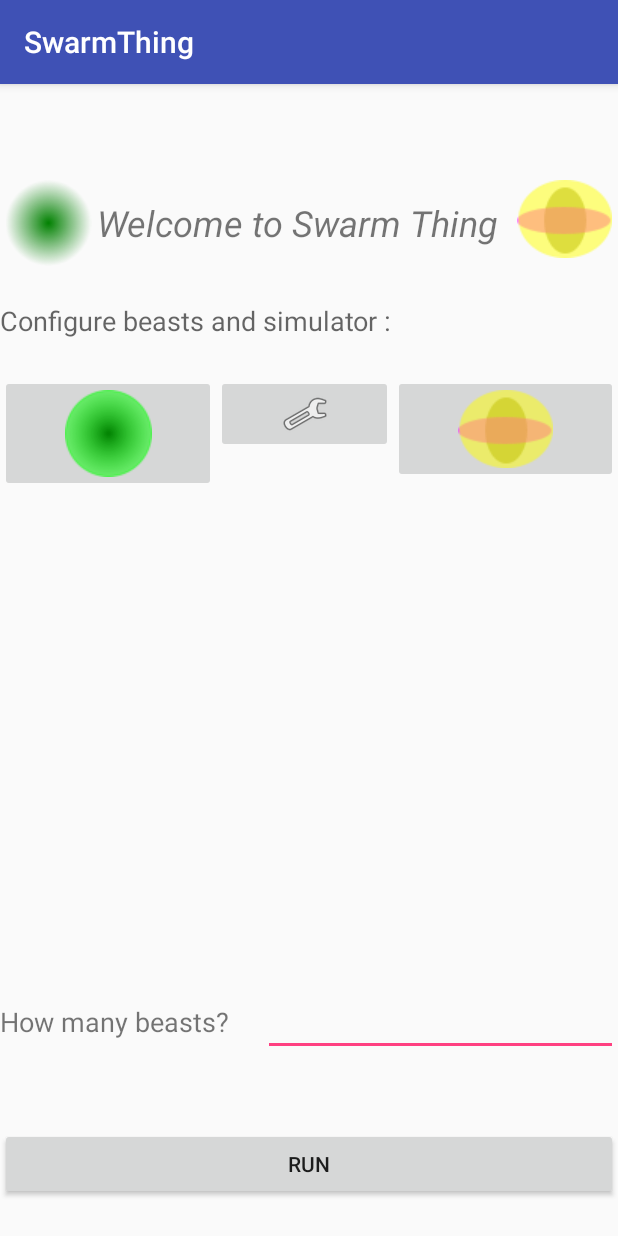
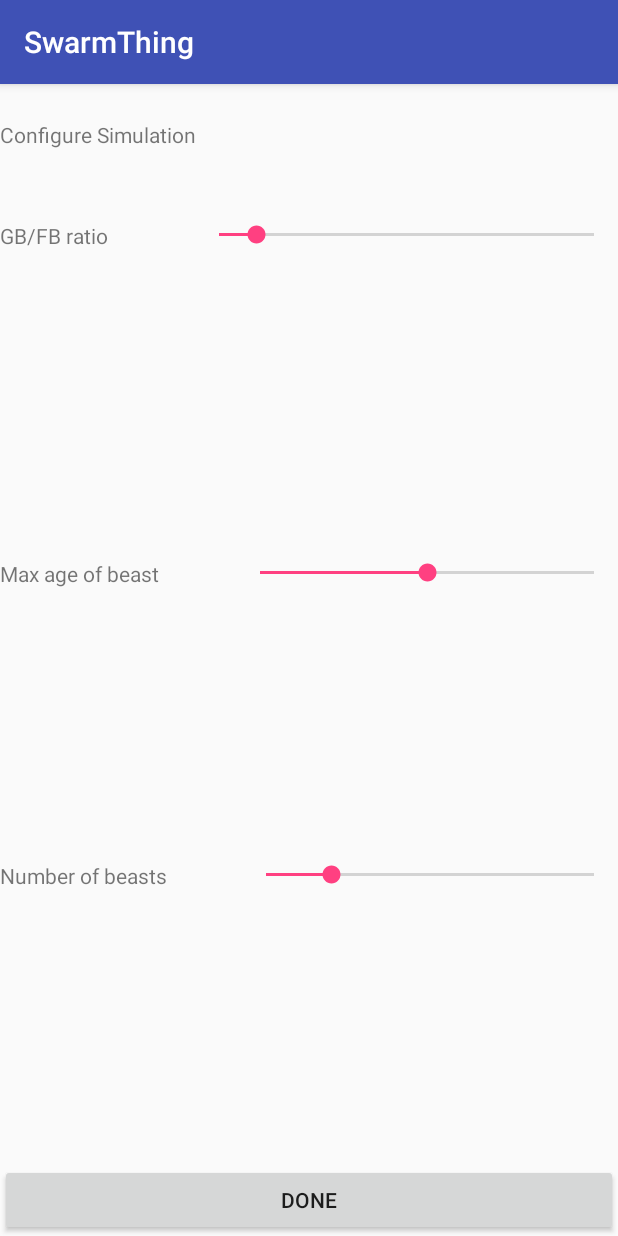
Before and after one commit to gavinB-orange/SwarmThing, an Android app: the screen it shows after launch (MainActivity before the commit, ConfigureOtherActivity after it), after a tap on an icon or button, on a phone screen of 412 x 824 dp. Run offline under Robolectric (Android 15) with nearby library versions, the phone set to English and light mode, and no system bars.

Commit message:
Re-worked configuration activities

```diff
--- a/app/src/main/AndroidManifest.xml
+++ b/app/src/main/AndroidManifest.xml
@@ -21,7 +21,9 @@
             android:name=".SwarmPlaygroundActivity"
             android:screenOrientation="portrait"
             android:theme="@android:style/Theme.NoTitleBar.Fullscreen" />
-        <activity android:name=".ConfigureGrazingBeastActivity"></activity>
+        <activity android:name=".ConfigureGrazingBeastActivity" />
+        <activity android:name=".ConfigureOtherActivity" />
+        <activity android:name=".EndActivity"></activity>
     </application>
 
 </manifest>
--- /dev/null
+++ b/app/src/main/java/com/example/brebner/swarmthing/ConfigureOtherActivity.java
@@ -0,0 +1,85 @@
+package com.example.brebner.swarmthing;
+
+import android.content.Intent;
+import android.content.SharedPreferences;
+import android.preference.PreferenceManager;
+import android.support.v7.app.AppCompatActivity;
+import android.os.Bundle;
+import android.util.Log;
+import android.view.View;
+import android.widget.EditText;
+import android.widget.SeekBar;
+import android.widget.Toast;
+
+public class ConfigureOtherActivity extends AppCompatActivity implements SeekBar.OnSeekBarChangeListener {
+
+    public final static int DEFAULT_MAX_AGE = 10000;
+    public final static int DEFAULT_AGE = 5000;
+    public final static int DEFAULT_N_BEASTS = 20;
+    public final static int DEFAULT_MAX_BEASTS = 100;
+    public static final int DEFAULT_MAX_RATIO = 20;
+    public final static int DEFAULT_RATIO = 2;
+
+    private static final String TAG = "ConfigureOtherActivity";
+
+    private int maxage = DEFAULT_MAX_AGE;
+    private int nbeasts = DEFAULT_N_BEASTS;
+    private int ratio = DEFAULT_RATIO;
+
+    private SharedPreferences sharedPreferences;
+
+    @Override
+    protected void onCreate(Bundle savedInstanceState) {
+        super.onCreate(savedInstanceState);
+        setContentView(R.layout.activity_configure_other);
+        sharedPreferences = PreferenceManager.getDefaultSharedPreferences(this);
+        SeekBar ageSeekBar = (SeekBar)findViewById(R.id.ageBeastSeekBar);
+        ageSeekBar.setProgress(DEFAULT_AGE * ageSeekBar.getMax() / DEFAULT_MAX_AGE);
+        ageSeekBar.setOnSeekBarChangeListener(this);
+        SeekBar nbeastSeekBar = (SeekBar)findViewById(R.id.numberBeastSeekBar);
+        nbeastSeekBar.setProgress(DEFAULT_N_BEASTS * nbeastSeekBar.getMax() / DEFAULT_MAX_BEASTS);
+        nbeastSeekBar.setOnSeekBarChangeListener(this);
+        SeekBar ratioSeekBar = (SeekBar)findViewById(R.id.ratioSeekBar);
+        ratioSeekBar.setProgress(DEFAULT_RATIO * ratioSeekBar.getMax() / DEFAULT_MAX_RATIO);
+        ratioSeekBar.setOnSeekBarChangeListener(this);
+        maxage = DEFAULT_AGE;
+        nbeasts = DEFAULT_N_BEASTS;
+        ratio = DEFAULT_RATIO;
+    }
+
+    public void doSimDone(View view) {
+        SharedPreferences.Editor editor = sharedPreferences.edit();
+        editor.putInt(getString(R.string.other_ratio_key), ratio);
+        editor.putInt(getString(R.string.other_maxage_key), maxage);
+        editor.putInt(getString(R.string.other_nbeasts_key), nbeasts);
+        editor.commit();
+        Intent intent = new Intent(this, MainActivity.class);
+        startActivity(intent);
+    }
+
+    @Override
+    public void onProgressChanged(SeekBar seekBar, int progress, boolean fromUser) {
+        Log.d(TAG, "onProgressChanged: Changed seek bar");
+        if (seekBar.getId() == R.id.ageBeastSeekBar) {
+            maxage = seekBar.getProgress() * DEFAULT_MAX_AGE / seekBar.getMax();
+            Log.d(TAG, "onProgressChanged: maxage = " + maxage);
+        }
+        if (seekBar.getId() == R.id.numberBeastSeekBar) {
+            nbeasts = seekBar.getProgress() * DEFAULT_MAX_BEASTS / seekBar.getMax();
+            Log.d(TAG, "onProgressChanged: nbeasts = " + nbeasts);
+        }
+        if (seekBar.getId() == R.id.ratioSeekBar) {
+            ratio = seekBar.getProgress() * DEFAULT_MAX_RATIO / seekBar.getMax();
+            Log.d(TAG, "onProgressChanged: ratio = " + ratio);
+        }
+    }
+
+    @Override
+    public void onStartTrackingTouch(SeekBar seekBar) {
+    }
+
+    @Override
+    public void onStopTrackingTouch(SeekBar seekBar) {
+
+    }
+}
--- /dev/null
+++ b/app/src/main/res/layout/activity_configure_other.xml
@@ -0,0 +1,100 @@
+<?xml version="1.0" encoding="utf-8"?>
+<LinearLayout xmlns:android="http://schemas.android.com/apk/res/android"
+    xmlns:app="http://schemas.android.com/apk/res-auto"
+    xmlns:tools="http://schemas.android.com/tools"
+    android:layout_width="match_parent"
+    android:layout_height="match_parent"
+    android:orientation="vertical"
+    tools:context=".ConfigureOtherActivity">
+
+    <TextView
+        android:id="@+id/configureSimulationTextView"
+        android:layout_width="match_parent"
+        android:layout_height="wrap_content"
+        android:paddingBottom="24dp"
+        android:paddingTop="24dp"
+        android:text="@string/configure_simulation"/>
+
+    <LinearLayout
+        android:layout_width="match_parent"
+        android:layout_height="wrap_content"
+        android:layout_weight="1"
+        android:orientation="horizontal"
+        android:paddingBottom="24dp"
+        android:paddingTop="24dp">
+
+        <TextView
+            android:id="@+id/chooseOtherRatioTextView"
+            android:layout_width="wrap_content"
+            android:layout_height="wrap_content"
+            android:layout_weight="1"
+            android:text="@string/enter_other_ratio" />
+
+        <SeekBar
+            android:id="@+id/ratioSeekBar"
+            android:layout_width="wrap_content"
+            android:layout_height="wrap_content"
+            android:layout_weight="4"
+            android:max="50"
+            android:progress="25" />
+
+    </LinearLayout>
+
+    <LinearLayout
+        android:layout_width="match_parent"
+        android:layout_height="wrap_content"
+        android:layout_weight="1"
+        android:orientation="horizontal">
+
+        <TextView
+            android:id="@+id/ageBeastTextView"
+            android:layout_width="wrap_content"
+            android:layout_height="wrap_content"
+            android:layout_weight="1"
+            android:text="@string/other_config_age_title" />
+
+        <SeekBar
+            android:id="@+id/ageBeastSeekBar"
+            android:layout_width="wrap_content"
+            android:layout_height="wrap_content"
+            android:layout_weight="4"
+            android:max="50"
+            android:progress="25" />
+    </LinearLayout>
+
+    <LinearLayout
+        android:layout_width="match_parent"
+        android:layout_height="wrap_content"
+        android:layout_weight="1"
+        android:orientation="horizontal">
+
+        <TextView
+            android:id="@+id/numberBeastsTextView"
+            android:layout_width="wrap_content"
+            android:layout_height="wrap_content"
+            android:layout_weight="1"
+            android:text="@string/other_config_nbeasts_title" />
+
+        <SeekBar
+            android:id="@+id/numberBeastSeekBar"
+            android:layout_width="wrap_content"
+            android:layout_height="wrap_content"
+            android:layout_weight="4"
+            android:max="50"
+            android:progress="25" />
+    </LinearLayout>
+
+    <LinearLayout
+        android:layout_width="match_parent"
+        android:layout_height="wrap_content"
+        android:orientation="horizontal">
+
+        <Button
+            android:id="@+id/simulationDoneButton"
+            android:layout_width="match_parent"
+            android:layout_height="wrap_content"
+            android:layout_weight="1"
+            android:onClick="doSimDone"
+            android:text="@string/done_button" />
+    </LinearLayout>
+</LinearLayout>
--- a/app/src/main/res/layout/activity_main.xml
+++ b/app/src/main/res/layout/activity_main.xml
@@ -4,6 +4,7 @@
     xmlns:tools="http://schemas.android.com/tools"
     android:layout_width="match_parent"
     android:layout_height="match_parent"
+    android:background="@android:color/white"
     android:orientation="vertical"
     android:paddingTop="64dp"
     tools:context=".MainActivity">
@@ -61,6 +62,7 @@
             android:layout_width="wrap_content"
             android:layout_height="wrap_content"
             android:layout_weight="1"
+            android:background="@android:color/background_light"
             android:onClick="doFBConfigButtonClick"
             app:srcCompat="@drawable/beast_2_100" />
 
@@ -69,6 +71,7 @@
             android:layout_width="wrap_content"
             android:layout_height="wrap_content"
             android:layout_weight="1"
+            android:background="@android:color/white"
             android:onClick="doPreferencesConfigButtonOnClick"
             app:srcCompat="@android:drawable/ic_menu_preferences" />
 
@@ -77,34 +80,9 @@
             android:layout_width="wrap_content"
             android:layout_height="wrap_content"
             android:layout_weight="1"
+            android:background="@android:color/white"
             android:onClick="doGBConfigButtonOnClick"
             app:srcCompat="@drawable/beast_1_50" />
-    </LinearLayout>
-
-    <LinearLayout
-        android:layout_width="match_parent"
-        android:layout_height="wrap_content"
-        android:orientation="horizontal"
-        android:paddingBottom="24dp"
-        android:paddingTop="24dp">
-
-        <TextView
-            android:id="@+id/howManyTextView"
-            android:layout_width="wrap_content"
-            android:layout_height="wrap_content"
-            android:layout_weight="1"
-            android:text="@string/choose_n_beasts"
-            android:textSize="18sp" />
-
-        <EditText
-            android:id="@+id/userInputNBeasts"
-            android:layout_width="wrap_content"
-            android:layout_height="wrap_content"
-            android:layout_weight="1"
-            android:ems="10"
-            android:inputType="textPersonName"
-            tools:text="@string/hint_enter_number" />
-
     </LinearLayout>
 
     <LinearLayout
--- a/app/src/main/res/values/strings.xml
+++ b/app/src/main/res/values/strings.xml
@@ -1,7 +1,6 @@
 <resources>
     <string name="app_name">SwarmThing</string>
     <string name="splash">Welcome to Swarm Thing</string>
-    <string name="choose_n_beasts">How many beasts?</string>
     <string name="hint_enter_number">10</string>
     <string name="run">Run</string>
     <string name="configure_title">Configure beasts and simulator :</string>
@@ -18,4 +17,16 @@
     <string name="gb_split_threshold">com.example.brebner.swarmthing.gb_split_threshold</string>
     <string name="fb_split_threshold">com.example.brebner.swarmthing.fb_split_threshold</string>
     <string name="other_ratio_key">com.example.brebner.swarmthing.other_ratio_key</string>
+    <string name="enter_other_ratio">GB/FB ratio </string>
+    <string name="endActivityTitle">Game Over</string>
+    <string name="number_fb">Number of FB</string>
+    <string name="number_gb">Number of GB</string>
+    <string name="final_fb_value">com.example.brebner.swarmthing.final_fb_value_key</string>
+    <string name="final_gb_value">com.example.brebner.swarmthing.final_gb_value_key</string>
+    <string name="start_time_key">com.example.brebner.swarmthing.start_time_key</string>
+    <string name="game_duration_title">Game Duration</string>
+    <string name="other_config_age_title">Max age of beast</string>
+    <string name="other_config_nbeasts_title">Number of beasts</string>
+    <string name="other_maxage_key">com.example.brebner.swarmthing.maxage_key</string>
+    <string name="other_nbeasts_key">com.example.brebner.swarmthing.nbeasts_key</string>
 </resources>
```
Also changed, not shown: app/src/main/java/com/example/brebner/swarmthing/Beast.java (+27 -1 lines), app/src/main/java/com/example/brebner/swarmthing/ConfigureFoodBeast.java (+7 -1 lines), app/src/main/java/com/example/brebner/swarmthing/ConfigureGrazingBeastActivity.java (+7 -2 lines), app/src/main/java/com/example/brebner/swarmthing/EndActivity.java (added, +30 -0 lines), app/src/main/java/com/example/brebner/swarmthing/FoodBeast.java (+12 -5 lines), app/src/main/java/com/example/brebner/swarmthing/GrazingBeast.java (+13 -5 lines), app/src/main/java/com/example/brebner/swarmthing/MainActivity.java (+9 -21 lines), app/src/main/java/com/example/brebner/swarmthing/SwarmPlaygroundView.java (+37 -9 lines), app/src/main/res/layout/activity_end.xml (added, +83 -0 lines).
